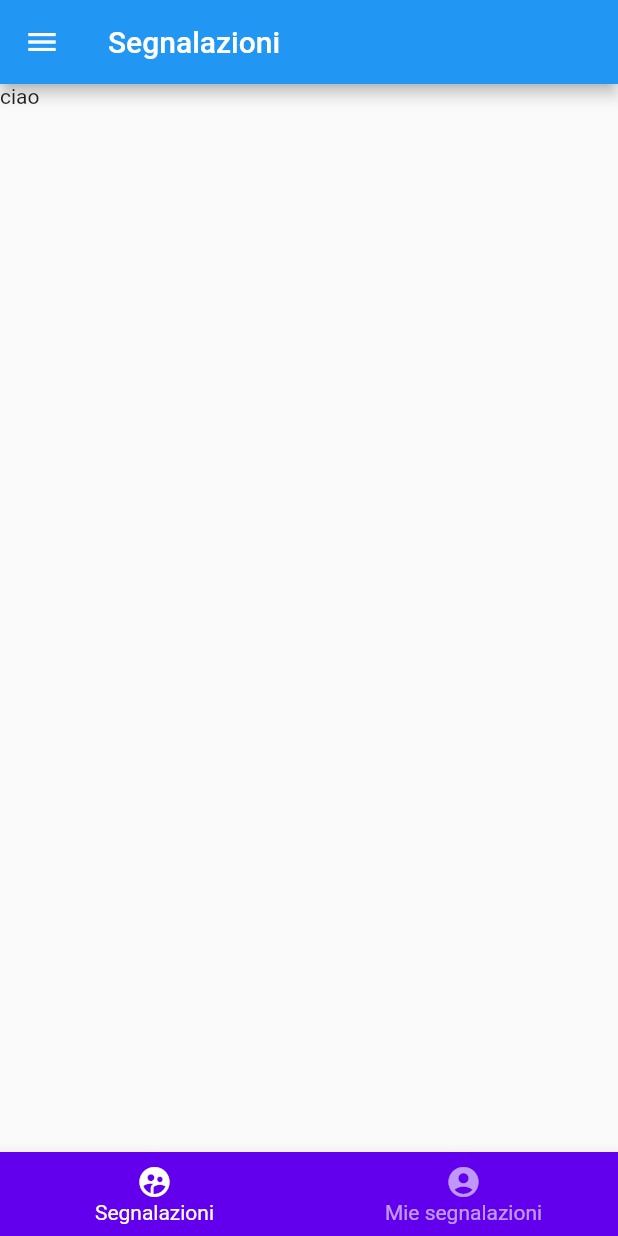
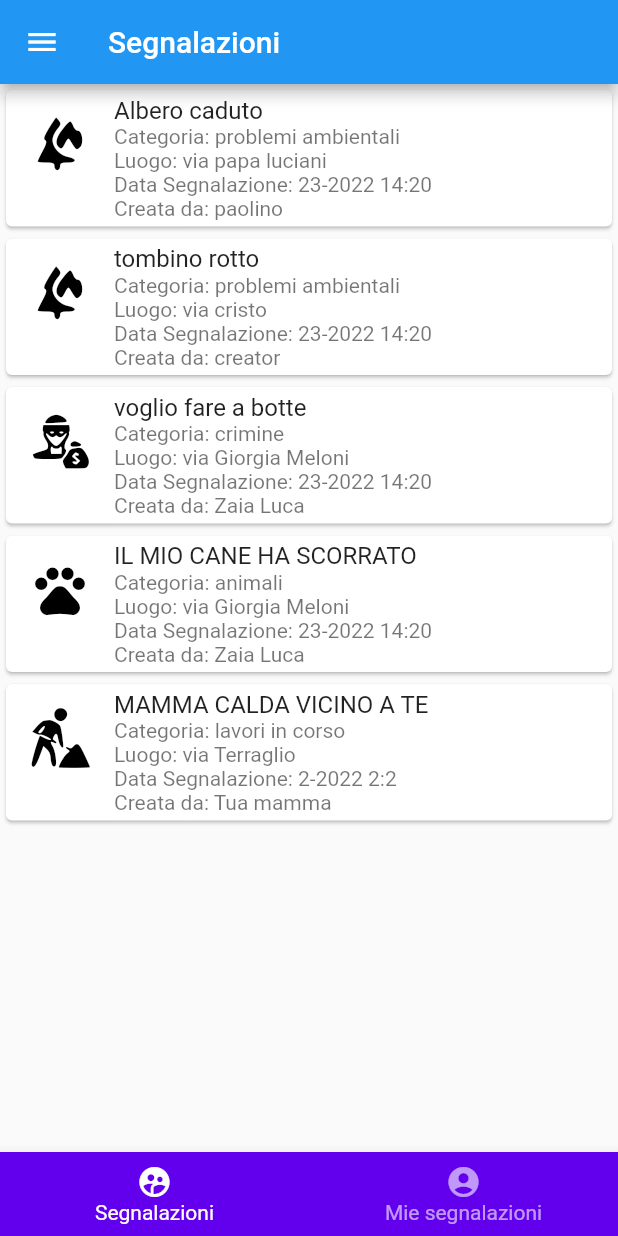
Before and after one commit to SartoriS886809/IngegneriaDelSoftware_2022-2023, a Flutter app: the screen it shows after launch, after a tap on "Segnalazioni", on a phone screen of 412 x 824 dp. Run offline on Flutter 3.47's test engine with Material 2 defaults, Android fonts, the phone set to English and light mode, and no system bars; our stand-ins replace dropdown_search; missing offline and left inert: dart:ffi.

Commit message:
Implementate neighbours_reports e my_reports

```diff
--- /dev/null
+++ b/app_android/friendly_neighborhood/lib/core/report/neighbours_reports.dart
@@ -0,0 +1,77 @@
+import 'dart:ffi';
+
+import 'package:flutter/material.dart';
+import 'package:friendly_neighborhood/model/report.dart';
+
+class NeighboursReports extends StatefulWidget {
+  const NeighboursReports({super.key});
+
+  @override
+  State<NeighboursReports> createState() => _NeighboursReportsState();
+}
+
+class _NeighboursReportsState extends State<NeighboursReports> {
+  //API
+
+  //test list
+
+  List<Report> ReportList = [
+    Report(1, DateTime(2022, 11, 23, 14, 20), 'Albero caduto', 1,
+        'problemi ambientali', 'via papa luciani', 'paolino'),
+    Report(2, DateTime(2022, 11, 23, 14, 20), 'tombino rotto', 1,
+        'problemi ambientali', 'via cristo', 'creator'),
+    Report(3, DateTime(2022, 11, 23, 14, 20), 'voglio fare a botte', 1,
+        'crimine', 'via Giorgia Meloni', 'Zaia Luca'),
+    Report(4, DateTime(2022, 11, 23, 14, 20), 'IL MIO CANE HA SCORRATO', 1,
+        'animali', 'via Giorgia Meloni', 'Zaia Luca'),
+    Report(65, DateTime(2022, 02, 02, 2, 2), 'MAMMA CALDA VICINO A TE', 3,
+        'lavori in corso', 'via Terraglio', 'Tua mamma')
+  ];
+
+  //initState() è il costruttore delle classi stato
+
+  @override
+  void initState() {
+    super.initState();
+  }
+
+  //TODO implementare la lista di segnalazioni
+
+  @override
+  Widget build(BuildContext context) {
+    //return const Text('todo');
+    return (ReportList.isNotEmpty)
+        ? ListView.builder(
+            itemCount: ReportList.length,
+            itemBuilder: (context, index) {
+              final Report reportIter = ReportList.elementAt(index);
+              final String dateIter =
+                  "${reportIter.postDate.day}-${reportIter.postDate.year} ${reportIter.postDate.hour}:${reportIter.postDate.minute}";
+              return Card(
+                child: Column(
+                  mainAxisSize: MainAxisSize.min,
+                  children: <Widget>[
+                    Row(children: [
+                      Expanded(
+                        //width: 150,
+                        child: ListTile(
+                          leading: Icon(
+                              reportIter.getIconFromCategory(Colors.black).icon,
+                              color: Colors.black,
+                              size: 40.0),
+                          title: Text(reportIter.title),
+                          subtitle: Text(
+                              "Categoria: ${reportIter.category}\nLuogo: ${reportIter.address}\nData Segnalazione: $dateIter\nCreata da: ${reportIter.creator}"),
+                        ),
+                      ),
+                    ])
+                  ],
+                ),
+              );
+            })
+        : const Center(
+            child: Padding(
+                padding: EdgeInsets.all(16.0),
+                child: Text("Non sono ancora presenti Segnalazioni")));
+  }
+}
--- a/app_android/friendly_neighborhood/lib/core/report/report_page.dart
+++ b/app_android/friendly_neighborhood/lib/core/report/report_page.dart
@@ -1,7 +1,9 @@
 import 'package:flutter/material.dart';
 import 'package:friendly_neighborhood/core/core.dart';
+import 'package:friendly_neighborhood/core/report/neighbours_reports.dart';
+import 'package:friendly_neighborhood/core/report/my_reports.dart';
 
-//gli StatefulWidget devono essere gestiticon due classi, una per il widget ed una privata per lo stato
+//gli StatefulWidget devono essere gestiti con due classi, una per il widget ed una privata per lo stato
 class ReportPage extends StatefulWidget {
   final NavigationBarCallback navCallback;
 
@@ -16,17 +18,24 @@ class _ReportPageState extends State<ReportPage> {
     "Segnalazioni": Icons.supervised_user_circle,
     "Mie segnalazioni": Icons.account_circle
   };
+
+  final List<Widget> pagesWidgets = [
+    const NeighboursReports(),
+    const MyReports()
+  ];
   late Widget _currentPage;
-
+  late int _currentIndex;
   late final BottomNavigationBar bnb;
+  late final FloatingActionButton _createNewReport;
 
   //initState() è il costruttore delle classi stato
   @override
   void initState() {
     super.initState();
+    _currentIndex = 0;
     bnb = _createBottomNavigationBar();
     //TODO TEMPORANEO
-    _currentPage = const Text("ciao");
+    _currentPage = pagesWidgets[0];
     //Il metodo viene invocato una volta finito il build
     WidgetsBinding.instance.addPostFrameCallback((_) {
       widget.navCallback(bnb);
@@ -44,7 +53,9 @@ class _ReportPageState extends State<ReportPage> {
 
   //Cambia la pagina visualizzata in base al indice
   void _changeCurrentPage(int index) {
-    setState(() {});
+    setState(() {
+      _currentPage = pagesWidgets[index];
+    });
   }
 
   BottomNavigationBar _createBottomNavigationBar() {
@@ -55,9 +66,14 @@ class _ReportPageState extends State<ReportPage> {
         unselectedItemColor: Colors.white.withOpacity(.60),
         selectedFontSize: 14,
         unselectedFontSize: 14,
+        currentIndex: _currentIndex,
         onTap: (value) {
           //VALUE => 0 o 1
+          _currentIndex = value;
           _changeCurrentPage(value);
+          //debug
+          debugPrint(value.toString());
+          widget.navCallback(_createBottomNavigationBar());
         },
         items: _createListBNB(pages));
   }
```
Also changed, not shown: app_android/friendly_neighborhood/lib/core/report/my_reports.dart (added, +83 -0 lines).
